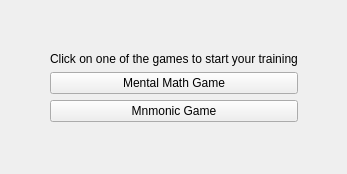
RodolfoAndrade/BrainTrainer, file QtApp/QtApp.ui: the form before one commit.
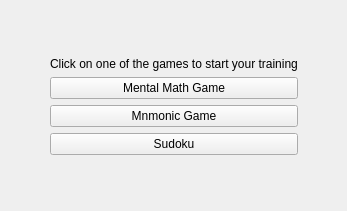
The form after the commit.

Commit message: adding sudoku game to braintrainer.

```diff
--- a/QtApp/QtApp.ui
+++ b/QtApp/QtApp.ui
@@ -7,7 +7,7 @@
     <x>0</x>
     <y>0</y>
     <width>347</width>
-    <height>174</height>
+    <height>211</height>
    </rect>
   </property>
   <property name="sizePolicy">
@@ -32,7 +32,7 @@
       <x>0</x>
       <y>0</y>
       <width>347</width>
-      <height>174</height>
+      <height>211</height>
      </rect>
     </property>
     <layout class="QHBoxLayout" name="horizontalLayout">
@@ -87,6 +87,13 @@
            </property>
           </widget>
          </item>
+         <item>
+          <widget class="QPushButton" name="sudokuButton">
+           <property name="text">
+            <string>Sudoku</string>
+           </property>
+          </widget>
+         </item>
         </layout>
        </item>
        <item>
```
The commit also changes 7 other files.
